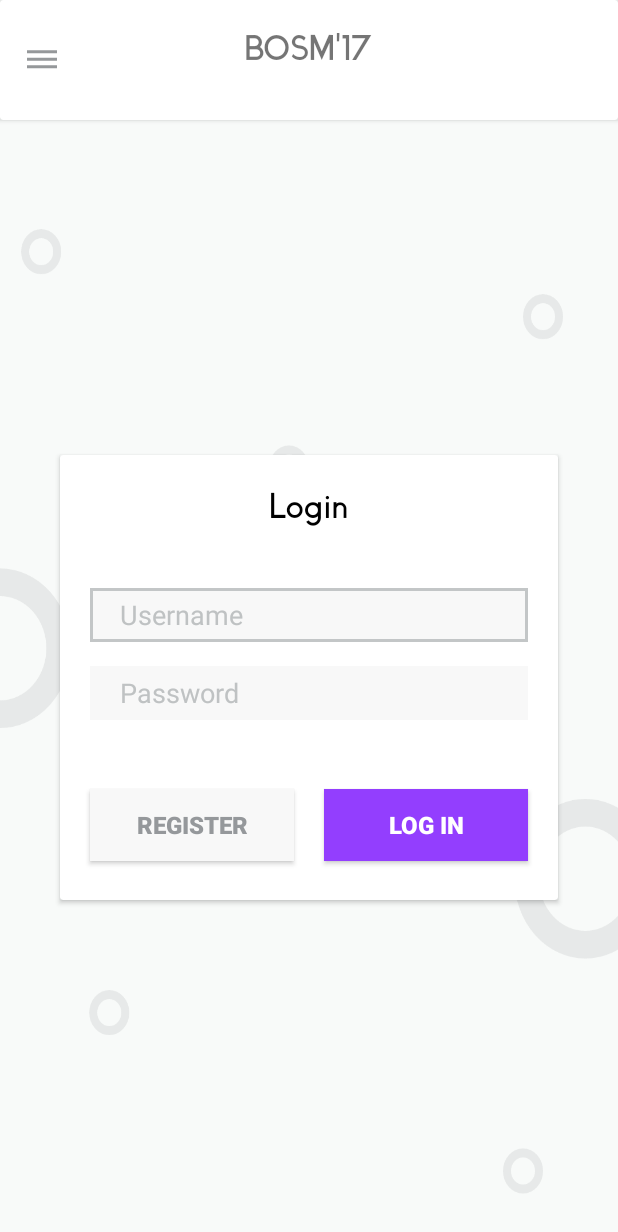
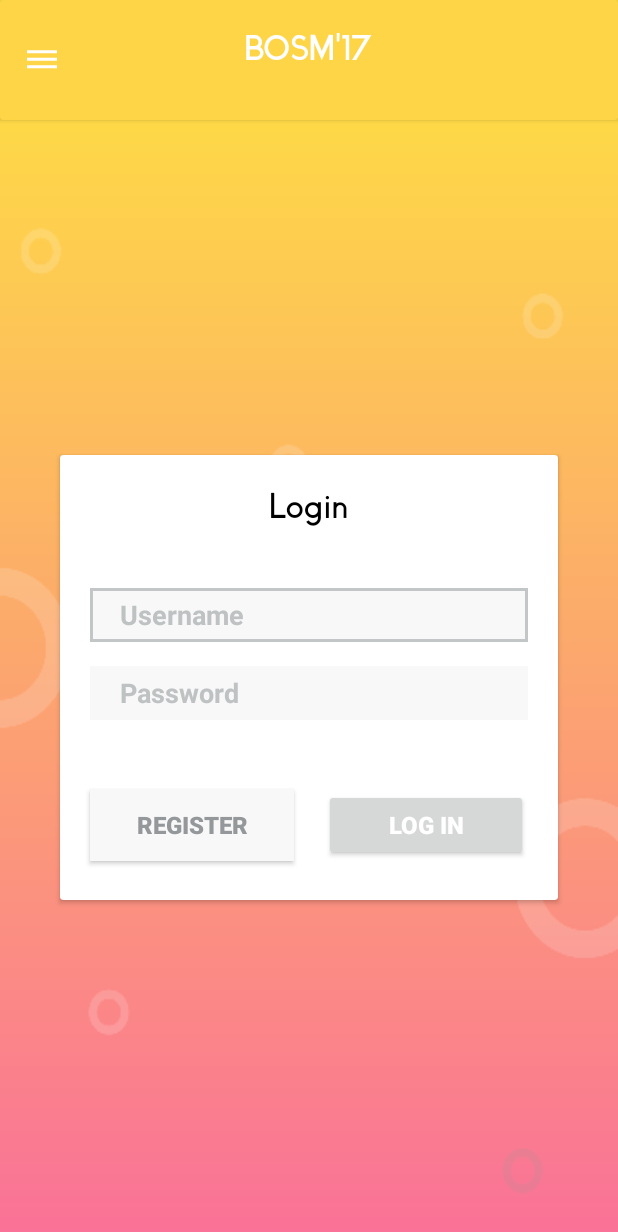
Before and after one commit to iammvaibhav/BOSM-2017, an Android app: the fragment Login shown on its own in the app's theme, on a phone screen of 412 x 824 dp. Shown: the top 1232 px of the screen. Run offline under Robolectric (Android 15) with nearby library versions, the phone set to English and light mode, and no system bars; libraries missing offline, so code that uses them is left out: com.androidnetworking, com.androidnetworking.error, com.androidnetworking.interfaces, com.dd.processbutton; plain views replace ActionProcessButton; 2 statements that could not run were skipped.

Commit message:
Changed Theme a bit

```diff
--- a/app/src/main/java/com/bitspilanidvm/bosm2017/Activity/Main.kt
+++ b/app/src/main/java/com/bitspilanidvm/bosm2017/Activity/Main.kt
@@ -27,6 +27,7 @@ import com.bitspilanidvm.bosm2017.Fragments.Registration
 import com.bitspilanidvm.bosm2017.Fragments.Subscribe
 import com.bitspilanidvm.bosm2017.R
 import com.bitspilanidvm.bosm2017.Universal.GLOBAL_DATA
+import com.google.firebase.database.FirebaseDatabase
 import com.squareup.picasso.Picasso
 import com.squareup.picasso.RequestCreator
 import devlight.io.library.ntb.NavigationTabBar
@@ -70,6 +71,7 @@ class Main : AppCompatActivity(), View.OnClickListener, Animator.AnimatorListene
     override fun onCreate(savedInstanceState: Bundle?) {
         super.onCreate(savedInstanceState)
         setContentView(R.layout.activity_main)
+
 
         if (Build.VERSION.SDK_INT >= Build.VERSION_CODES.KITKAT)
             window.decorView.systemUiVisibility = View.SYSTEM_UI_FLAG_LAYOUT_STABLE or View.SYSTEM_UI_FLAG_LAYOUT_FULLSCREEN
@@ -172,6 +174,7 @@ class Main : AppCompatActivity(), View.OnClickListener, Animator.AnimatorListene
         drawerLayout.post { createRectArray() }
 
         initNTB()
+
     }
 
     override fun onClick(view: View) {
--- a/app/src/main/java/com/bitspilanidvm/bosm2017/Adapters/SportAdapter.java
+++ b/app/src/main/java/com/bitspilanidvm/bosm2017/Adapters/SportAdapter.java
@@ -1,5 +1,6 @@
 package com.bitspilanidvm.bosm2017.Adapters;
 
+import android.graphics.Typeface;
 import android.support.v7.widget.RecyclerView;
 import android.view.LayoutInflater;
 import android.view.View;
@@ -17,6 +18,7 @@ public class SportAdapter extends RecyclerView.Adapter<SportAdapter.MyViewHolder
     private String[] sportList;
     SubscriptionRecyclerViewOnClickListener listener;
     List<String> favouriteList;
+    Typeface typeface;
     final String[] sports = {"Hockey", "Athletics (Boys)", "Athletics (Girls)", "Basketball (Boys)", "Lawn Tennis (Girls)", "Lawn Tennis (Boys)", "Squash", "Swimming (Boys)", "Football (Boys)", "Badminton (Boys)", "Powerlifting", "Chess", "Table Tennis (Boys)", "Table Tennis (Girls)", "Taekwondo (Boys)", "Taekwondo (Girls)", "Volleyball (Boys)", "Volleyball (Girls)", "Badminton (Girls)", "Carrom", "Swimming (Girls)", "Cricket", "Football (Girls)", "Snooker", "Basketball (Girls)"};
 
 
@@ -31,10 +33,11 @@ public class SportAdapter extends RecyclerView.Adapter<SportAdapter.MyViewHolder
         }
     }
 
-    public SportAdapter(String[] sportList, SubscriptionRecyclerViewOnClickListener listener, List<String> favouriteList) {
+    public SportAdapter(String[] sportList, SubscriptionRecyclerViewOnClickListener listener, List<String> favouriteList, Typeface typeface) {
         this.sportList = sportList;
         this.listener = listener;
         this.favouriteList = favouriteList;
+        this.typeface = typeface;
     }
 
     @Override
@@ -44,6 +47,7 @@ public class SportAdapter extends RecyclerView.Adapter<SportAdapter.MyViewHolder
         } else {
             holder.shineButton.setChecked(false);
         }
+        holder.SportTitle.setTypeface(typeface);
         holder.SportTitle.setText(sportList[position]);
         holder.shineButton.setOnClickListener(new View.OnClickListener() {
             @Override
--- a/app/src/main/java/com/bitspilanidvm/bosm2017/Fragments/Subscribe.kt
+++ b/app/src/main/java/com/bitspilanidvm/bosm2017/Fragments/Subscribe.kt
@@ -55,6 +55,7 @@ class Subscribe : Fragment(){
             for (subscription in alreadySubscribedTo)
                 favouriteList.add(subscription)
 
+        val typeface = Typeface.createFromAsset(activity.assets, "fonts/Coves-Bold.otf")
         val adapter = SportAdapter(sports, SubscriptionRecyclerViewOnClickListener { holder, position ->
             Log.e("isSelected", holder.shineButton.isChecked.toString())
             if (holder.shineButton.isChecked) {
@@ -80,7 +81,7 @@ class Subscribe : Fragment(){
 
             Log.e("finalStringTo", s)
             sharedPreferences.edit().putString("selected", s).apply()
-        }, favouriteList)
+        }, favouriteList, typeface)
 
         mRecyclerView.adapter = adapter
         mRecyclerView.layoutManager = LinearLayoutManager(activity)
--- a/app/src/main/res/drawable/ic_dehaze_black_24px.xml
+++ b/app/src/main/res/drawable/ic_dehaze_black_24px.xml
@@ -5,5 +5,5 @@
         android:viewportHeight="24.0">
     <path
         android:pathData="M2,15.5v2h20v-2L2,15.5zM2,10.5v2h20v-2L2,10.5zM2,5.5v2h20v-2L2,5.5z"
-        android:fillColor="@color/HamburgerIconColor"/>
+        android:fillColor="#FFFFFF"/>
 </vector>
--- a/app/src/main/res/layout/fragment_login.xml
+++ b/app/src/main/res/layout/fragment_login.xml
@@ -4,12 +4,12 @@
     android:layout_width="match_parent"
     android:layout_height="match_parent"
     android:orientation="vertical"
-    android:background="@drawable/background">
+    android:background="@drawable/gradientbackground">
 
     <android.support.v7.widget.CardView
         android:layout_width="match_parent"
         android:layout_height="80dp"
-        android:orientation="horizontal">
+        app:cardBackgroundColor="#FFD548">
 
         <ImageView
             android:id="@+id/hamburgerIcon"
@@ -26,6 +26,8 @@
             android:layout_height="wrap_content"
             android:layout_gravity="center"
             android:text="BOSM'17"
+            android:textStyle="bold"
+            android:textColor="#FFFFFF"
             android:textSize="24sp" />
 
     </android.support.v7.widget.CardView>
@@ -51,10 +53,10 @@
                     android:layout_height="wrap_content"
                     android:layout_gravity="center_horizontal"
                     android:layout_marginTop="20dp"
+                    android:text="Login"
+                    android:textColor="#000000"
                     android:textSize="24sp"
-                    android:textStyle="bold"
-                    android:textColor="#000000"
-                    android:text="Login" />
+                    android:textStyle="bold" />
 
                 <EditText
                     android:id="@+id/username"
@@ -68,7 +70,8 @@
                     android:hint="Username"
                     android:inputType="textPersonName"
                     android:paddingLeft="20dp"
-                    android:textColor="#757575"
+                    android:textColor="#95989A"
+                    android:textStyle="bold"
                     android:textColorHint="#BFC2C3" />
 
                 <EditText
@@ -77,57 +80,59 @@
                     android:layout_height="36dp"
                     android:layout_marginLeft="20dp"
                     android:layout_marginRight="20dp"
+                    android:layout_marginTop="16dp"
+                    android:background="@drawable/focuser"
+                    android:ems="10"
                     android:hint="Password"
-                    android:background="@drawable/focuser"
-                    android:textColor="#757575"
-                    android:textColorHint="#BFC2C3"
-                    android:ems="10"
                     android:inputType="textPassword"
-                    android:layout_marginTop="16dp"
-                    android:paddingLeft="20dp"/>
+                    android:paddingLeft="20dp"
+                    android:textColor="#95989A"
+                    android:textStyle="bold"
+                    android:textColorHint="#BFC2C3" />
 
                 <LinearLayout
                     android:layout_width="match_parent"
                     android:layout_height="100dp"
-                    android:orientation="horizontal"
-                    android:layout_marginTop="20dp">
+                    android:layout_marginTop="20dp"
+                    android:orientation="horizontal">
 
                     <Button
                         android:id="@+id/register"
                         android:layout_width="wrap_content"
                         android:layout_height="wrap_content"
+                        android:layout_gravity="center_vertical"
+                        android:layout_marginLeft="20dp"
+                        android:layout_marginRight="10dp"
+                        android:layout_weight="0.5"
                         android:background="#f8f8f8"
-                        android:textColor="#95989B"
                         android:elevation="3dp"
                         android:text="REGISTER"
-                        android:layout_gravity="center_vertical"
-                        android:textStyle="bold"
+                        android:textColor="#95989B"
                         android:textSize="16dp"
-                        android:layout_weight="0.5"
-                        android:layout_marginLeft="20dp"
-                        android:layout_marginRight="10dp"/>
+                        android:textStyle="bold" />
 
                     <com.dd.processbutton.iml.ActionProcessButton
                         android:id="@+id/login"
                         android:layout_width="wrap_content"
                         android:layout_height="wrap_content"
-                    android:textColor="#ffffff"
-                    android:background="#933EFE"
+                        android:layout_gravity="center_vertical"
+                        android:layout_marginLeft="10dp"
+                        android:layout_marginRight="20dp"
+                        android:layout_weight="0.5"
+                        android:elevation="3dp"
                         android:text="LOG IN"
+                        android:textColor="@android:color/white"
                         android:textSize="16dp"
-                    android:elevation="3dp"
-                    android:layout_gravity="center_vertical"
-                    android:layout_weight="0.5"
-                    android:layout_marginRight="20dp"
-                    android:layout_marginLeft="10dp"
                         android:textStyle="bold"
-                    app:pb_colorNormal="#933EFE"
+                        app:pb_colorNormal="@color/colorAccent"
+                        app:pb_colorPressed="@color/colorAccent"
                         app:pb_textComplete="LOGGED IN"
-                    app:pb_textProgress="LOGGING IN"
-                    app:pb_textError="ERROR"/>
+                        app:pb_textError="ERROR"
+                        app:pb_textProgress="LOGGING IN" />
                 </LinearLayout>
             </LinearLayout>
 
         </android.support.v7.widget.CardView>
+
     </FrameLayout>
 </LinearLayout>
--- a/app/src/main/res/layout/fragment_message.xml
+++ b/app/src/main/res/layout/fragment_message.xml
@@ -9,7 +9,7 @@
     <android.support.v7.widget.CardView
         android:layout_width="match_parent"
         android:layout_height="80dp"
-        android:orientation="horizontal">
+        app:cardBackgroundColor="#FFD548">
 
         <ImageView
             android:id="@+id/hamburgerIcon"
@@ -26,6 +26,8 @@
             android:layout_height="wrap_content"
             android:layout_gravity="center"
             android:text="BOSM'17"
+            android:textStyle="bold"
+            android:textColor="#FFFFFF"
             android:textSize="24sp" />
 
     </android.support.v7.widget.CardView>
--- a/app/src/main/res/layout/fragment_view_sports.xml
+++ b/app/src/main/res/layout/fragment_view_sports.xml
@@ -9,7 +9,7 @@
     <android.support.v7.widget.CardView
         android:layout_width="match_parent"
         android:layout_height="80dp"
-        android:orientation="horizontal">
+        app:cardBackgroundColor="#FFD548">
 
         <ImageView
             android:id="@+id/hamburgerIcon"
@@ -26,6 +26,8 @@
             android:layout_height="wrap_content"
             android:layout_gravity="center"
             android:text="BOSM'17"
+            android:textStyle="bold"
+            android:textColor="#FFFFFF"
             android:textSize="24sp" />
 
     </android.support.v7.widget.CardView>
--- a/app/src/main/res/layout/row_layout.xml
+++ b/app/src/main/res/layout/row_layout.xml
@@ -36,9 +36,9 @@
                 android:layout_margin="2dp"
                 android:src="@android:color/darker_gray"
                 app:allow_random_color="false"
-                app:big_shine_color="#FF2222"
+                app:big_shine_color="#F2C938"
                 app:btn_color="@android:color/darker_gray"
-                app:btn_fill_color="#FF4444"
+                app:btn_fill_color="@color/colorPrimary"
                 app:click_animation_duration="200"
                 app:enable_flashing="false"
                 app:shine_animation_duration="1500"
```
Also changed, not shown: app/src/main/res/layout/fragment_manage_sports.xml (+12 -9 lines), app/src/main/res/layout/fragment_registration.xml (+6 -3 lines), app/src/main/res/layout/fragment_subscribe.xml (+5 -4 lines). Lines whose indentation alone changed are shown as unchanged.
